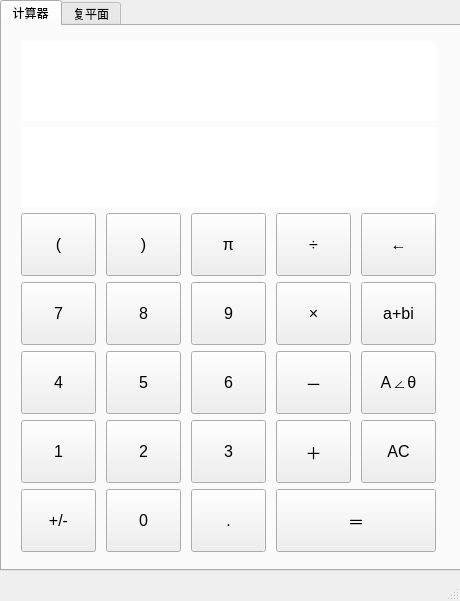
This is resources/mainwindow.ui in JupiterLyr/Plural_Calculator as Qt 5 draws it before an edit. The edited form follows.
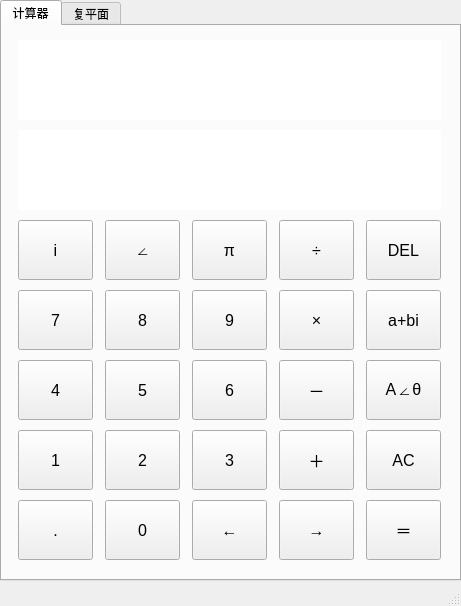
This is the edited form. Custom widgets are drawn as their Qt base class.

```diff
--- a/resources/mainwindow.ui
+++ b/resources/mainwindow.ui
@@ -6,8 +6,8 @@
    <rect>
     <x>0</x>
     <y>0</y>
-    <width>460</width>
-    <height>601</height>
+    <width>461</width>
+    <height>606</height>
    </rect>
   </property>
   <property name="windowTitle">
@@ -20,7 +20,7 @@
       <x>0</x>
       <y>0</y>
       <width>461</width>
-      <height>571</height>
+      <height>581</height>
      </rect>
     </property>
     <property name="currentIndex">
@@ -36,34 +36,28 @@
         <x>10</x>
         <y>10</y>
         <width>435</width>
-        <height>521</height>
+        <height>529</height>
        </rect>
       </property>
       <layout class="QGridLayout" name="gridLayout">
-       <property name="leftMargin">
-        <number>5</number>
-       </property>
-       <property name="topMargin">
-        <number>5</number>
-       </property>
-       <property name="rightMargin">
-        <number>5</number>
-       </property>
-       <property name="bottomMargin">
-        <number>5</number>
-       </property>
-       <item row="3" column="2">
-        <widget class="QPushButton" name="num_9">
+       <item row="2" column="4">
+        <widget class="QPushButton" name="backspace">
          <property name="sizePolicy">
-          <sizepolicy hsizetype="Maximum" vsizetype="Maximum">
+          <sizepolicy hsizetype="Fixed" vsizetype="Fixed">
            <horstretch>0</horstretch>
            <verstretch>0</verstretch>
           </sizepolicy>
          </property>
+         <property name="minimumSize">
+          <size>
+           <width>75</width>
+           <height>60</height>
+          </size>
+         </property>
          <property name="maximumSize">
           <size>
            <width>75</width>
-           <height>75</height>
+           <height>60</height>
           </size>
          </property>
          <property name="font">
@@ -75,22 +69,325 @@
           <cursorShape>PointingHandCursor</cursorShape>
          </property>
          <property name="text">
-          <string>9</string>
+          <string>DEL</string>
+         </property>
+        </widget>
+       </item>
+       <item row="6" column="0">
+        <widget class="QPushButton" name="num_point">
+         <property name="sizePolicy">
+          <sizepolicy hsizetype="Fixed" vsizetype="Fixed">
+           <horstretch>0</horstretch>
+           <verstretch>0</verstretch>
+          </sizepolicy>
+         </property>
+         <property name="minimumSize">
+          <size>
+           <width>75</width>
+           <height>60</height>
+          </size>
+         </property>
+         <property name="maximumSize">
+          <size>
+           <width>75</width>
+           <height>60</height>
+          </size>
+         </property>
+         <property name="font">
+          <font>
+           <pointsize>12</pointsize>
+          </font>
+         </property>
+         <property name="cursor">
+          <cursorShape>PointingHandCursor</cursorShape>
+         </property>
+         <property name="text">
+          <string>.</string>
+         </property>
+        </widget>
+       </item>
+       <item row="6" column="4">
+        <widget class="QPushButton" name="operator_equal">
+         <property name="sizePolicy">
+          <sizepolicy hsizetype="Fixed" vsizetype="Fixed">
+           <horstretch>0</horstretch>
+           <verstretch>0</verstretch>
+          </sizepolicy>
+         </property>
+         <property name="minimumSize">
+          <size>
+           <width>75</width>
+           <height>60</height>
+          </size>
+         </property>
+         <property name="maximumSize">
+          <size>
+           <width>75</width>
+           <height>60</height>
+          </size>
+         </property>
+         <property name="font">
+          <font>
+           <pointsize>12</pointsize>
+          </font>
+         </property>
+         <property name="cursor">
+          <cursorShape>PointingHandCursor</cursorShape>
+         </property>
+         <property name="text">
+          <string>＝</string>
+         </property>
+        </widget>
+       </item>
+       <item row="3" column="0">
+        <widget class="QPushButton" name="num_7">
+         <property name="sizePolicy">
+          <sizepolicy hsizetype="Fixed" vsizetype="Fixed">
+           <horstretch>0</horstretch>
+           <verstretch>0</verstretch>
+          </sizepolicy>
+         </property>
+         <property name="minimumSize">
+          <size>
+           <width>75</width>
+           <height>60</height>
+          </size>
+         </property>
+         <property name="maximumSize">
+          <size>
+           <width>75</width>
+           <height>60</height>
+          </size>
+         </property>
+         <property name="font">
+          <font>
+           <pointsize>12</pointsize>
+          </font>
+         </property>
+         <property name="cursor">
+          <cursorShape>PointingHandCursor</cursorShape>
+         </property>
+         <property name="text">
+          <string>7</string>
+         </property>
+        </widget>
+       </item>
+       <item row="5" column="1">
+        <widget class="QPushButton" name="num_2">
+         <property name="sizePolicy">
+          <sizepolicy hsizetype="Fixed" vsizetype="Fixed">
+           <horstretch>0</horstretch>
+           <verstretch>0</verstretch>
+          </sizepolicy>
+         </property>
+         <property name="minimumSize">
+          <size>
+           <width>75</width>
+           <height>60</height>
+          </size>
+         </property>
+         <property name="maximumSize">
+          <size>
+           <width>75</width>
+           <height>60</height>
+          </size>
+         </property>
+         <property name="font">
+          <font>
+           <pointsize>12</pointsize>
+          </font>
+         </property>
+         <property name="cursor">
+          <cursorShape>PointingHandCursor</cursorShape>
+         </property>
+         <property name="text">
+          <string>2</string>
+         </property>
+        </widget>
+       </item>
+       <item row="5" column="3">
+        <widget class="QPushButton" name="operator_add">
+         <property name="sizePolicy">
+          <sizepolicy hsizetype="Fixed" vsizetype="Fixed">
+           <horstretch>0</horstretch>
+           <verstretch>0</verstretch>
+          </sizepolicy>
+         </property>
+         <property name="minimumSize">
+          <size>
+           <width>75</width>
+           <height>60</height>
+          </size>
+         </property>
+         <property name="maximumSize">
+          <size>
+           <width>75</width>
+           <height>60</height>
+          </size>
+         </property>
+         <property name="font">
+          <font>
+           <pointsize>12</pointsize>
+          </font>
+         </property>
+         <property name="cursor">
+          <cursorShape>PointingHandCursor</cursorShape>
+         </property>
+         <property name="text">
+          <string>＋</string>
+         </property>
+        </widget>
+       </item>
+       <item row="4" column="2">
+        <widget class="QPushButton" name="num_6">
+         <property name="sizePolicy">
+          <sizepolicy hsizetype="Fixed" vsizetype="Fixed">
+           <horstretch>0</horstretch>
+           <verstretch>0</verstretch>
+          </sizepolicy>
+         </property>
+         <property name="minimumSize">
+          <size>
+           <width>75</width>
+           <height>60</height>
+          </size>
+         </property>
+         <property name="maximumSize">
+          <size>
+           <width>75</width>
+           <height>60</height>
+          </size>
+         </property>
+         <property name="font">
+          <font>
+           <pointsize>12</pointsize>
+          </font>
+         </property>
+         <property name="cursor">
+          <cursorShape>PointingHandCursor</cursorShape>
+         </property>
+         <property name="text">
+          <string>6</string>
+         </property>
+        </widget>
+       </item>
+       <item row="2" column="0">
+        <widget class="QPushButton" name="symbol_i">
+         <property name="sizePolicy">
+          <sizepolicy hsizetype="Fixed" vsizetype="Fixed">
+           <horstretch>0</horstretch>
+           <verstretch>0</verstretch>
+          </sizepolicy>
+         </property>
+         <property name="minimumSize">
+          <size>
+           <width>75</width>
+           <height>60</height>
+          </size>
+         </property>
+         <property name="maximumSize">
+          <size>
+           <width>75</width>
+           <height>60</height>
+          </size>
+         </property>
+         <property name="font">
+          <font>
+           <pointsize>12</pointsize>
+          </font>
+         </property>
+         <property name="cursor">
+          <cursorShape>PointingHandCursor</cursorShape>
+         </property>
+         <property name="text">
+          <string>i</string>
+         </property>
+        </widget>
+       </item>
+       <item row="6" column="3">
+        <widget class="QPushButton" name="operator_nxt">
+         <property name="sizePolicy">
+          <sizepolicy hsizetype="Fixed" vsizetype="Fixed">
+           <horstretch>0</horstretch>
+           <verstretch>0</verstretch>
+          </sizepolicy>
+         </property>
+         <property name="minimumSize">
+          <size>
+           <width>75</width>
+           <height>60</height>
+          </size>
+         </property>
+         <property name="maximumSize">
+          <size>
+           <width>75</width>
+           <height>60</height>
+          </size>
+         </property>
+         <property name="font">
+          <font>
+           <pointsize>12</pointsize>
+          </font>
+         </property>
+         <property name="cursor">
+          <cursorShape>PointingHandCursor</cursorShape>
+         </property>
+         <property name="text">
+          <string>→</string>
+         </property>
+        </widget>
+       </item>
+       <item row="2" column="2">
+        <widget class="QPushButton" name="num_pi">
+         <property name="sizePolicy">
+          <sizepolicy hsizetype="Fixed" vsizetype="Fixed">
+           <horstretch>0</horstretch>
+           <verstretch>0</verstretch>
+          </sizepolicy>
+         </property>
+         <property name="minimumSize">
+          <size>
+           <width>75</width>
+           <height>60</height>
+          </size>
+         </property>
+         <property name="maximumSize">
+          <size>
+           <width>75</width>
+           <height>60</height>
+          </size>
+         </property>
+         <property name="font">
+          <font>
+           <pointsize>12</pointsize>
+          </font>
+         </property>
+         <property name="cursor">
+          <cursorShape>PointingHandCursor</cursorShape>
+         </property>
+         <property name="text">
+          <string>π</string>
          </property>
         </widget>
        </item>
        <item row="2" column="3">
         <widget class="QPushButton" name="operator_divide">
          <property name="sizePolicy">
-          <sizepolicy hsizetype="Maximum" vsizetype="Maximum">
+          <sizepolicy hsizetype="Fixed" vsizetype="Fixed">
            <horstretch>0</horstretch>
            <verstretch>0</verstretch>
           </sizepolicy>
          </property>
+         <property name="minimumSize">
+          <size>
+           <width>75</width>
+           <height>60</height>
+          </size>
+         </property>
          <property name="maximumSize">
           <size>
            <width>75</width>
-           <height>75</height>
+           <height>60</height>
           </size>
          </property>
          <property name="font">
@@ -106,18 +403,24 @@
          </property>
         </widget>
        </item>
-       <item row="6" column="2">
-        <widget class="QPushButton" name="num_point">
+       <item row="4" column="1">
+        <widget class="QPushButton" name="num_5">
          <property name="sizePolicy">
-          <sizepolicy hsizetype="Maximum" vsizetype="Maximum">
+          <sizepolicy hsizetype="Fixed" vsizetype="Fixed">
            <horstretch>0</horstretch>
            <verstretch>0</verstretch>
           </sizepolicy>
          </property>
+         <property name="minimumSize">
+          <size>
+           <width>75</width>
+           <height>60</height>
+          </size>
+         </property>
          <property name="maximumSize">
           <size>
            <width>75</width>
-           <height>75</height>
+           <height>60</height>
           </size>
          </property>
          <property name="font">
@@ -129,22 +432,28 @@
           <cursorShape>PointingHandCursor</cursorShape>
          </property>
          <property name="text">
-          <string>.</string>
+          <string>5</string>
          </property>
         </widget>
        </item>
        <item row="3" column="3">
         <widget class="QPushButton" name="operator_multiply">
          <property name="sizePolicy">
-          <sizepolicy hsizetype="Maximum" vsizetype="Maximum">
+          <sizepolicy hsizetype="Fixed" vsizetype="Fixed">
            <horstretch>0</horstretch>
            <verstretch>0</verstretch>
           </sizepolicy>
          </property>
+         <property name="minimumSize">
+          <size>
+           <width>75</width>
+           <height>60</height>
+          </size>
+         </property>
          <property name="maximumSize">
           <size>
            <width>75</width>
-           <height>75</height>
+           <height>60</height>
           </size>
          </property>
          <property name="font">
@@ -160,45 +469,24 @@
          </property>
         </widget>
        </item>
-       <item row="6" column="1">
-        <widget class="QPushButton" name="num_0">
+       <item row="4" column="4">
+        <widget class="QPushButton" name="form_atheta">
          <property name="sizePolicy">
-          <sizepolicy hsizetype="Maximum" vsizetype="Maximum">
+          <sizepolicy hsizetype="Fixed" vsizetype="Fixed">
            <horstretch>0</horstretch>
            <verstretch>0</verstretch>
           </sizepolicy>
          </property>
-         <property name="maximumSize">
+         <property name="minimumSize">
           <size>
            <width>75</width>
-           <height>75</height>
+           <height>60</height>
           </size>
          </property>
-         <property name="font">
-          <font>
-           <pointsize>12</pointsize>
-          </font>
-         </property>
-         <property name="cursor">
-          <cursorShape>PointingHandCursor</cursorShape>
-         </property>
-         <property name="text">
-          <string>0</string>
-         </property>
-        </widget>
-       </item>
-       <item row="4" column="0">
-        <widget class="QPushButton" name="num_4">
-         <property name="sizePolicy">
-          <sizepolicy hsizetype="Maximum" vsizetype="Maximum">
-           <horstretch>0</horstretch>
-           <verstretch>0</verstretch>
-          </sizepolicy>
-         </property>
          <property name="maximumSize">
           <size>
            <width>75</width>
-           <height>75</height>
+           <height>60</height>
           </size>
          </property>
          <property name="font">
@@ -210,76 +498,28 @@
           <cursorShape>PointingHandCursor</cursorShape>
          </property>
          <property name="text">
-          <string>4</string>
-         </property>
-        </widget>
-       </item>
-       <item row="2" column="4">
-        <widget class="QPushButton" name="backspace">
-         <property name="sizePolicy">
-          <sizepolicy hsizetype="Maximum" vsizetype="Maximum">
-           <horstretch>0</horstretch>
-           <verstretch>0</verstretch>
-          </sizepolicy>
-         </property>
-         <property name="maximumSize">
-          <size>
-           <width>75</width>
-           <height>75</height>
-          </size>
-         </property>
-         <property name="font">
-          <font>
-           <pointsize>12</pointsize>
-          </font>
-         </property>
-         <property name="cursor">
-          <cursorShape>PointingHandCursor</cursorShape>
-         </property>
-         <property name="text">
-          <string>←</string>
-         </property>
-        </widget>
-       </item>
-       <item row="6" column="0">
-        <widget class="QPushButton" name="num_opposite">
-         <property name="sizePolicy">
-          <sizepolicy hsizetype="Maximum" vsizetype="Maximum">
-           <horstretch>0</horstretch>
-           <verstretch>0</verstretch>
-          </sizepolicy>
-         </property>
-         <property name="maximumSize">
-          <size>
-           <width>75</width>
-           <height>75</height>
-          </size>
-         </property>
-         <property name="font">
-          <font>
-           <pointsize>12</pointsize>
-          </font>
-         </property>
-         <property name="cursor">
-          <cursorShape>PointingHandCursor</cursorShape>
-         </property>
-         <property name="text">
-          <string>+/-</string>
+          <string>A∠θ</string>
          </property>
         </widget>
        </item>
        <item row="5" column="4">
         <widget class="QPushButton" name="all_clear">
          <property name="sizePolicy">
-          <sizepolicy hsizetype="Maximum" vsizetype="Maximum">
+          <sizepolicy hsizetype="Fixed" vsizetype="Fixed">
            <horstretch>0</horstretch>
            <verstretch>0</verstretch>
           </sizepolicy>
          </property>
+         <property name="minimumSize">
+          <size>
+           <width>75</width>
+           <height>60</height>
+          </size>
+         </property>
          <property name="maximumSize">
           <size>
            <width>75</width>
-           <height>75</height>
+           <height>60</height>
           </size>
          </property>
          <property name="font">
@@ -295,72 +535,24 @@
          </property>
         </widget>
        </item>
-       <item row="3" column="0">
-        <widget class="QPushButton" name="num_7">
-         <property name="sizePolicy">
-          <sizepolicy hsizetype="Maximum" vsizetype="Maximum">
-           <horstretch>0</horstretch>
-           <verstretch>0</verstretch>
-          </sizepolicy>
-         </property>
-         <property name="maximumSize">
-          <size>
-           <width>75</width>
-           <height>75</height>
-          </size>
-         </property>
-         <property name="font">
-          <font>
-           <pointsize>12</pointsize>
-          </font>
-         </property>
-         <property name="cursor">
-          <cursorShape>PointingHandCursor</cursorShape>
-         </property>
-         <property name="text">
-          <string>7</string>
-         </property>
-        </widget>
-       </item>
-       <item row="3" column="4">
-        <widget class="QPushButton" name="form_abi">
-         <property name="sizePolicy">
-          <sizepolicy hsizetype="Maximum" vsizetype="Maximum">
-           <horstretch>0</horstretch>
-           <verstretch>0</verstretch>
-          </sizepolicy>
-         </property>
-         <property name="maximumSize">
-          <size>
-           <width>75</width>
-           <height>75</height>
-          </size>
-         </property>
-         <property name="font">
-          <font>
-           <pointsize>12</pointsize>
-          </font>
-         </property>
-         <property name="cursor">
-          <cursorShape>PointingHandCursor</cursorShape>
-         </property>
-         <property name="text">
-          <string>a+bi</string>
-         </property>
-        </widget>
-       </item>
        <item row="3" column="1">
         <widget class="QPushButton" name="num_8">
          <property name="sizePolicy">
-          <sizepolicy hsizetype="Maximum" vsizetype="Maximum">
+          <sizepolicy hsizetype="Fixed" vsizetype="Fixed">
            <horstretch>0</horstretch>
            <verstretch>0</verstretch>
           </sizepolicy>
          </property>
+         <property name="minimumSize">
+          <size>
+           <width>75</width>
+           <height>60</height>
+          </size>
+         </property>
          <property name="maximumSize">
           <size>
            <width>75</width>
-           <height>75</height>
+           <height>60</height>
           </size>
          </property>
          <property name="font">
@@ -376,18 +568,57 @@
          </property>
         </widget>
        </item>
+       <item row="6" column="2">
+        <widget class="QPushButton" name="operator_pre">
+         <property name="sizePolicy">
+          <sizepolicy hsizetype="Fixed" vsizetype="Fixed">
+           <horstretch>0</horstretch>
+           <verstretch>0</verstretch>
+          </sizepolicy>
+         </property>
+         <property name="minimumSize">
+          <size>
+           <width>75</width>
+           <height>60</height>
+          </size>
+         </property>
+         <property name="maximumSize">
+          <size>
+           <width>75</width>
+           <height>60</height>
+          </size>
+         </property>
+         <property name="font">
+          <font>
+           <pointsize>12</pointsize>
+          </font>
+         </property>
+         <property name="cursor">
+          <cursorShape>PointingHandCursor</cursorShape>
+         </property>
+         <property name="text">
+          <string>←</string>
+         </property>
+        </widget>
+       </item>
        <item row="4" column="3">
         <widget class="QPushButton" name="operator_subtract">
          <property name="sizePolicy">
-          <sizepolicy hsizetype="Maximum" vsizetype="Maximum">
+          <sizepolicy hsizetype="Fixed" vsizetype="Fixed">
            <horstretch>0</horstretch>
            <verstretch>0</verstretch>
           </sizepolicy>
          </property>
+         <property name="minimumSize">
+          <size>
+           <width>75</width>
+           <height>60</height>
+          </size>
+         </property>
          <property name="maximumSize">
           <size>
            <width>75</width>
-           <height>75</height>
+           <height>60</height>
           </size>
          </property>
          <property name="font">
@@ -403,45 +634,159 @@
          </property>
         </widget>
        </item>
+       <item row="1" column="0" colspan="5">
+        <widget class="QLabel" name="show_result">
+         <property name="sizePolicy">
+          <sizepolicy hsizetype="Preferred" vsizetype="Fixed">
+           <horstretch>0</horstretch>
+           <verstretch>0</verstretch>
+          </sizepolicy>
+         </property>
+         <property name="minimumSize">
+          <size>
+           <width>0</width>
+           <height>80</height>
+          </size>
+         </property>
+         <property name="maximumSize">
+          <size>
+           <width>16777215</width>
+           <height>80</height>
+          </size>
+         </property>
+         <property name="font">
+          <font>
+           <pointsize>12</pointsize>
+          </font>
+         </property>
+         <property name="styleSheet">
+          <string notr="true">background: #FFFFFF</string>
+         </property>
+         <property name="text">
+          <string/>
+         </property>
+         <property name="alignment">
+          <set>Qt::AlignmentFlag::AlignRight|Qt::AlignmentFlag::AlignTrailing|Qt::AlignmentFlag::AlignVCenter</set>
+         </property>
+        </widget>
+       </item>
+       <item row="4" column="0">
+        <widget class="QPushButton" name="num_4">
+         <property name="sizePolicy">
+          <sizepolicy hsizetype="Fixed" vsizetype="Fixed">
+           <horstretch>0</horstretch>
+           <verstretch>0</verstretch>
+          </sizepolicy>
+         </property>
+         <property name="minimumSize">
+          <size>
+           <width>75</width>
+           <height>60</height>
+          </size>
+         </property>
+         <property name="maximumSize">
+          <size>
+           <width>75</width>
+           <height>60</height>
+          </size>
+         </property>
+         <property name="font">
+          <font>
+           <pointsize>12</pointsize>
+          </font>
+         </property>
+         <property name="cursor">
+          <cursorShape>PointingHandCursor</cursorShape>
+         </property>
+         <property name="text">
+          <string>4</string>
+         </property>
+        </widget>
+       </item>
+       <item row="3" column="2">
+        <widget class="QPushButton" name="num_9">
+         <property name="sizePolicy">
+          <sizepolicy hsizetype="Fixed" vsizetype="Fixed">
+           <horstretch>0</horstretch>
+           <verstretch>0</verstretch>
+          </sizepolicy>
+         </property>
+         <property name="minimumSize">
+          <size>
+           <width>75</width>
+           <height>60</height>
+          </size>
+         </property>
+         <property name="maximumSize">
+          <size>
+           <width>75</width>
+           <height>60</height>
+          </size>
+         </property>
+         <property name="font">
+          <font>
+           <pointsize>12</pointsize>
+          </font>
+         </property>
+         <property name="cursor">
+          <cursorShape>PointingHandCursor</cursorShape>
+         </property>
+         <property name="text">
+          <string>9</string>
+         </property>
+        </widget>
+       </item>
+       <item row="6" column="1">
+        <widget class="QPushButton" name="num_0">
+         <property name="sizePolicy">
+          <sizepolicy hsizetype="Fixed" vsizetype="Fixed">
+           <horstretch>0</horstretch>
+           <verstretch>0</verstretch>
+          </sizepolicy>
+         </property>
+         <property name="minimumSize">
+          <size>
+           <width>75</width>
+           <height>60</height>
+          </size>
+         </property>
+         <property name="maximumSize">
+          <size>
+           <width>75</width>
+           <height>60</height>
+          </size>
+         </property>
+         <property name="font">
+          <font>
+           <pointsize>12</pointsize>
+          </font>
+         </property>
+         <property name="cursor">
+          <cursorShape>PointingHandCursor</cursorShape>
+         </property>
+         <property name="text">
+          <string>0</string>
+         </property>
+        </widget>
+       </item>
        <item row="2" column="1">
-        <widget class="QPushButton" name="operator_pright">
+        <widget class="QPushButton" name="symbol_angle">
          <property name="sizePolicy">
-          <sizepolicy hsizetype="Maximum" vsizetype="Maximum">
+          <sizepolicy hsizetype="Fixed" vsizetype="Fixed">
            <horstretch>0</horstretch>
            <verstretch>0</verstretch>
           </sizepolicy>
          </property>
-         <property name="maximumSize">
+         <property name="minimumSize">
           <size>
            <width>75</width>
-           <height>75</height>
+           <height>60</height>
           </size>
          </property>
-         <property name="font">
-          <font>
-           <pointsize>12</pointsize>
-          </font>
-         </property>
-         <property name="cursor">
-          <cursorShape>PointingHandCursor</cursorShape>
-         </property>
-         <property name="text">
-          <string>)</string>
-         </property>
-        </widget>
-       </item>
-       <item row="4" column="1">
-        <widget class="QPushButton" name="num_5">
-         <property name="sizePolicy">
-          <sizepolicy hsizetype="Maximum" vsizetype="Maximum">
-           <horstretch>0</horstretch>
-           <verstretch>0</verstretch>
-          </sizepolicy>
-         </property>
          <property name="maximumSize">
           <size>
            <width>75</width>
-           <height>75</height>
+           <height>60</height>
           </size>
          </property>
          <property name="font">
@@ -453,109 +798,28 @@
           <cursorShape>PointingHandCursor</cursorShape>
          </property>
          <property name="text">
-          <string>5</string>
+          <string>∠</string>
          </property>
         </widget>
        </item>
-       <item row="5" column="2">
-        <widget class="QPushButton" name="num_3">
+       <item row="3" column="4">
+        <widget class="QPushButton" name="form_abi">
          <property name="sizePolicy">
-          <sizepolicy hsizetype="Maximum" vsizetype="Maximum">
+          <sizepolicy hsizetype="Fixed" vsizetype="Fixed">
            <horstretch>0</horstretch>
            <verstretch>0</verstretch>
           </sizepolicy>
          </property>
-         <property name="maximumSize">
-          <size>
-           <width>75</width>
-           <height>75</height>
-          </size>
-         </property>
-         <property name="font">
-          <font>
-           <pointsize>12</pointsize>
-          </font>
-         </property>
-         <property name="cursor">
-          <cursorShape>PointingHandCursor</cursorShape>
-         </property>
-         <property name="text">
-          <string>3</string>
-         </property>
-        </widget>
-       </item>
-       <item row="4" column="4">
-        <widget class="QPushButton" name="form_atheta">
-         <property name="sizePolicy">
-          <sizepolicy hsizetype="Maximum" vsizetype="Maximum">
-           <horstretch>0</horstretch>
-           <verstretch>0</verstretch>
-          </sizepolicy>
-         </property>
-         <property name="maximumSize">
-          <size>
-           <width>75</width>
-           <height>75</height>
-          </size>
-         </property>
-         <property name="font">
-          <font>
-           <pointsize>12</pointsize>
-          </font>
-         </property>
-         <property name="cursor">
-          <cursorShape>PointingHandCursor</cursorShape>
-         </property>
-         <property name="text">
-          <string>A∠θ</string>
-         </property>
-        </widget>
-       </item>
-       <item row="2" column="0">
-        <widget class="QPushButton" name="operator_pleft">
-         <property name="sizePolicy">
-          <sizepolicy hsizetype="Maximum" vsizetype="Maximum">
-           <horstretch>0</horstretch>
-           <verstretch>0</verstretch>
-          </sizepolicy>
-         </property>
          <property name="minimumSize">
           <size>
-           <width>0</width>
-           <height>0</height>
-          </size>
-         </property>
-         <property name="maximumSize">
-          <size>
            <width>75</width>
-           <height>75</height>
+           <height>60</height>
           </size>
          </property>
-         <property name="font">
-          <font>
-           <pointsize>12</pointsize>
-          </font>
-         </property>
-         <property name="cursor">
-          <cursorShape>PointingHandCursor</cursorShape>
-         </property>
-         <property name="text">
-          <string>(</string>
-         </property>
-        </widget>
-       </item>
-       <item row="2" column="2">
-        <widget class="QPushButton" name="num_pi">
-         <property name="sizePolicy">
-          <sizepolicy hsizetype="Maximum" vsizetype="Maximum">
-           <horstretch>0</horstretch>
-           <verstretch>0</verstretch>
-          </sizepolicy>
-         </property>
          <property name="maximumSize">
           <size>
            <width>75</width>
-           <height>75</height>
+           <height>60</height>
           </size>
          </property>
          <property name="font">
@@ -567,76 +831,28 @@
           <cursorShape>PointingHandCursor</cursorShape>
          </property>
          <property name="text">
-          <string>π</string>
-         </property>
-        </widget>
-       </item>
-       <item row="5" column="1">
-        <widget class="QPushButton" name="num_2">
-         <property name="sizePolicy">
-          <sizepolicy hsizetype="Maximum" vsizetype="Maximum">
-           <horstretch>0</horstretch>
-           <verstretch>0</verstretch>
-          </sizepolicy>
-         </property>
-         <property name="maximumSize">
-          <size>
-           <width>75</width>
-           <height>75</height>
-          </size>
-         </property>
-         <property name="font">
-          <font>
-           <pointsize>12</pointsize>
-          </font>
-         </property>
-         <property name="cursor">
-          <cursorShape>PointingHandCursor</cursorShape>
-         </property>
-         <property name="text">
-          <string>2</string>
-         </property>
-        </widget>
-       </item>
-       <item row="4" column="2">
-        <widget class="QPushButton" name="num_6">
-         <property name="sizePolicy">
-          <sizepolicy hsizetype="Maximum" vsizetype="Maximum">
-           <horstretch>0</horstretch>
-           <verstretch>0</verstretch>
-          </sizepolicy>
-         </property>
-         <property name="maximumSize">
-          <size>
-           <width>75</width>
-           <height>75</height>
-          </size>
-         </property>
-         <property name="font">
-          <font>
-           <pointsize>12</pointsize>
-          </font>
-         </property>
-         <property name="cursor">
-          <cursorShape>PointingHandCursor</cursorShape>
-         </property>
-         <property name="text">
-          <string>6</string>
+          <string>a+bi</string>
          </property>
         </widget>
        </item>
        <item row="5" column="0">
         <widget class="QPushButton" name="num_1">
          <property name="sizePolicy">
-          <sizepolicy hsizetype="Maximum" vsizetype="Maximum">
+          <sizepolicy hsizetype="Fixed" vsizetype="Fixed">
            <horstretch>0</horstretch>
            <verstretch>0</verstretch>
           </sizepolicy>
          </property>
+         <property name="minimumSize">
+          <size>
+           <width>75</width>
+           <height>60</height>
+          </size>
+         </property>
          <property name="maximumSize">
           <size>
            <width>75</width>
-           <height>75</height>
+           <height>60</height>
           </size>
          </property>
          <property name="font">
@@ -652,18 +868,24 @@
          </property>
         </widget>
        </item>
-       <item row="5" column="3">
-        <widget class="QPushButton" name="operator_add">
+       <item row="5" column="2">
+        <widget class="QPushButton" name="num_3">
          <property name="sizePolicy">
-          <sizepolicy hsizetype="Maximum" vsizetype="Maximum">
+          <sizepolicy hsizetype="Fixed" vsizetype="Fixed">
            <horstretch>0</horstretch>
            <verstretch>0</verstretch>
           </sizepolicy>
          </property>
+         <property name="minimumSize">
+          <size>
+           <width>75</width>
+           <height>60</height>
+          </size>
+         </property>
          <property name="maximumSize">
           <size>
            <width>75</width>
-           <height>75</height>
+           <height>60</height>
           </size>
          </property>
          <property name="font">
@@ -675,14 +897,14 @@
           <cursorShape>PointingHandCursor</cursorShape>
          </property>
          <property name="text">
-          <string>＋</string>
+          <string>3</string>
          </property>
         </widget>
        </item>
        <item row="0" column="0" colspan="5">
         <widget class="QLabel" name="show_formulas">
          <property name="sizePolicy">
-          <sizepolicy hsizetype="Preferred" vsizetype="Minimum">
+          <sizepolicy hsizetype="Preferred" vsizetype="Fixed">
            <horstretch>0</horstretch>
            <verstretch>0</verstretch>
           </sizepolicy>
@@ -693,6 +915,12 @@
            <height>80</height>
           </size>
          </property>
+         <property name="maximumSize">
+          <size>
+           <width>16777215</width>
+           <height>80</height>
+          </size>
+         </property>
          <property name="baseSize">
           <size>
            <width>0</width>
@@ -718,63 +946,6 @@
          </property>
         </widget>
        </item>
-       <item row="1" column="0" colspan="5">
-        <widget class="QLabel" name="show_result">
-         <property name="sizePolicy">
-          <sizepolicy hsizetype="Preferred" vsizetype="Minimum">
-           <horstretch>0</horstretch>
-           <verstretch>0</verstretch>
-          </sizepolicy>
-         </property>
-         <property name="minimumSize">
-          <size>
-           <width>0</width>
-           <height>80</height>
-          </size>
-         </property>
-         <property name="font">
-          <font>
-           <pointsize>12</pointsize>
-          </font>
-         </property>
-         <property name="styleSheet">
-          <string notr="true">background: #FFFFFF</string>
-         </property>
-         <property name="text">
-          <string/>
-         </property>
-         <property name="alignment">
-          <set>Qt::AlignmentFlag::AlignRight|Qt::AlignmentFlag::AlignTrailing|Qt::AlignmentFlag::AlignVCenter</set>
-         </property>
-        </widget>
-       </item>
-       <item row="6" column="3" colspan="2">
-        <widget class="QPushButton" name="operator_equal">
-         <property name="sizePolicy">
-          <sizepolicy hsizetype="Maximum" vsizetype="Maximum">
-           <horstretch>0</horstretch>
-           <verstretch>0</verstretch>
-          </sizepolicy>
-         </property>
-         <property name="maximumSize">
-          <size>
-           <width>160</width>
-           <height>75</height>
-          </size>
-         </property>
-         <property name="font">
-          <font>
-           <pointsize>12</pointsize>
-          </font>
-         </property>
-         <property name="cursor">
-          <cursorShape>PointingHandCursor</cursorShape>
-         </property>
-         <property name="text">
-          <string>＝</string>
-         </property>
-        </widget>
-       </item>
       </layout>
      </widget>
     </widget>
```
